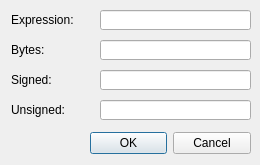
First picture: the form in src/gui/Src/Gui/WordEditDialog.ui, repository x64dbg/x64dbg, before the edit.
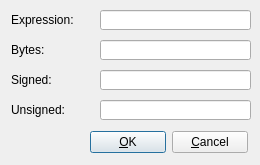
Second picture: the form after the edit. Icons and pictures are not drawn.

Commit message: GUI: removed QDialogButtonBox

```diff
--- a/src/gui/Src/Gui/WordEditDialog.ui
+++ b/src/gui/Src/Gui/WordEditDialog.ui
@@ -23,22 +23,6 @@
    <iconset resource="../../resource.qrc">
     <normaloff>:/icons/images/ui-combo-box-edit.png</normaloff>:/icons/images/ui-combo-box-edit.png</iconset>
   </property>
-  <widget class="QDialogButtonBox" name="buttons">
-   <property name="geometry">
-    <rect>
-     <x>90</x>
-     <y>130</y>
-     <width>161</width>
-     <height>27</height>
-    </rect>
-   </property>
-   <property name="orientation">
-    <enum>Qt::Horizontal</enum>
-   </property>
-   <property name="standardButtons">
-    <set>QDialogButtonBox::Cancel|QDialogButtonBox::Ok</set>
-   </property>
-  </widget>
   <widget class="QLabel" name="label_3">
    <property name="geometry">
     <rect>
@@ -211,6 +195,32 @@
     </font>
    </property>
   </widget>
+  <widget class="QWidget" name="">
+   <property name="geometry">
+    <rect>
+     <x>90</x>
+     <y>130</y>
+     <width>158</width>
+     <height>25</height>
+    </rect>
+   </property>
+   <layout class="QHBoxLayout" name="horizontalLayout">
+    <item>
+     <widget class="QPushButton" name="btnOk">
+      <property name="text">
+       <string>&amp;OK</string>
+      </property>
+     </widget>
+    </item>
+    <item>
+     <widget class="QPushButton" name="btnCancel">
+      <property name="text">
+       <string>&amp;Cancel</string>
+      </property>
+     </widget>
+    </item>
+   </layout>
+  </widget>
  </widget>
  <tabstops>
   <tabstop>expressionLineEdit</tabstop>
```
Left out of the diff: 24 changed lines with no effect on the pictures. The commit also changes 5 other files.
